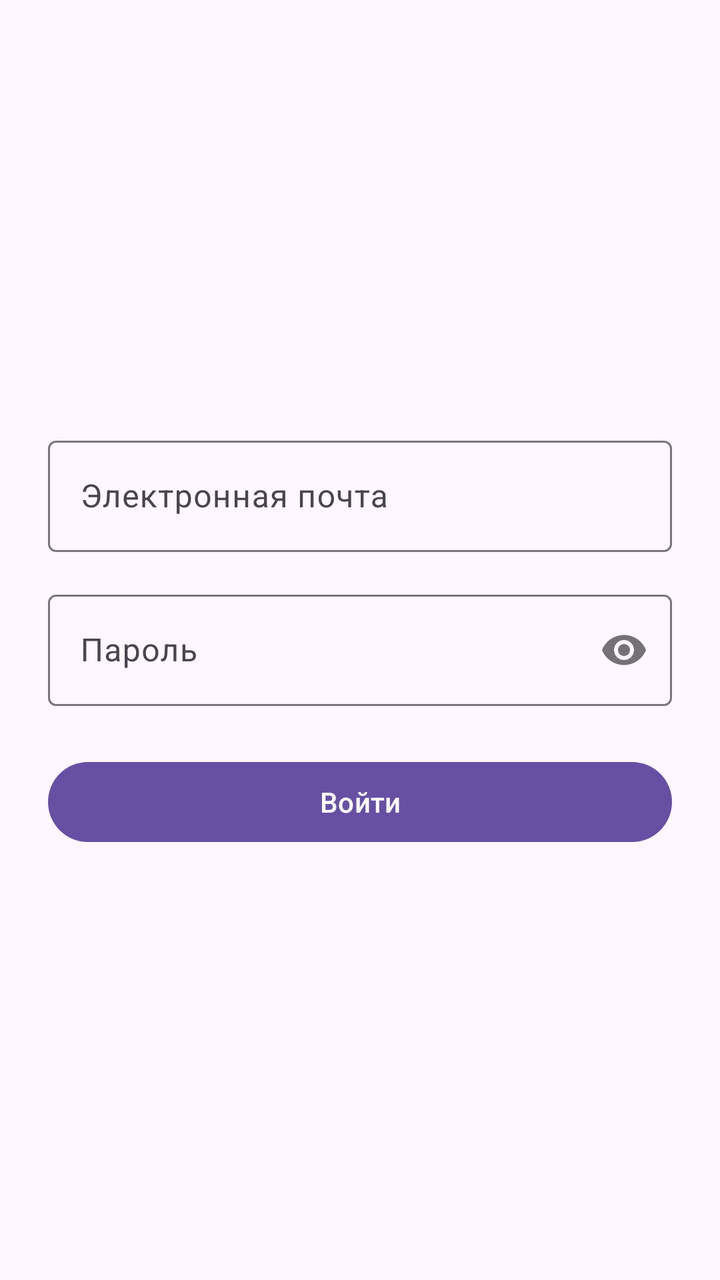
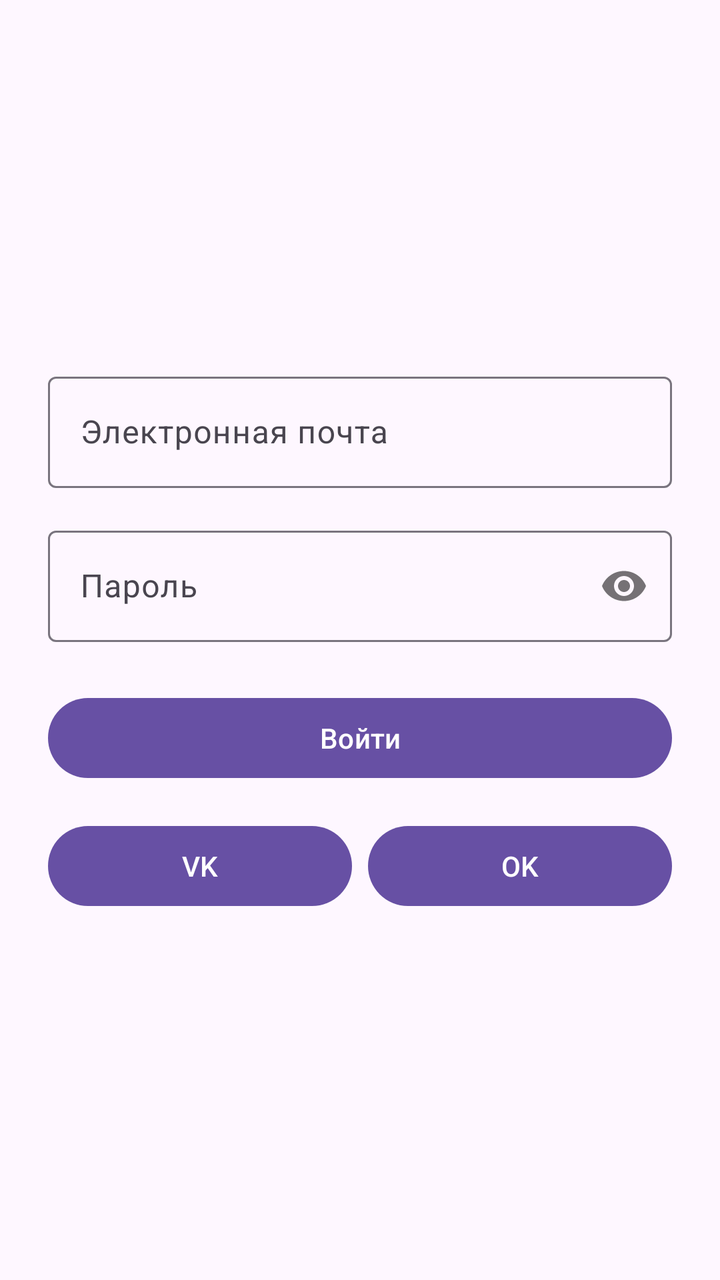

Two renders of the same Android screen: before a commit and after it. Below are the layout's source before the change and the commit's diff.
<!-- AndroidManifest.xml: another module's application theme Theme.EfffectiveMobileTest -->
<!-- res/layout/fragment_login.xml -->
<?xml version="1.0" encoding="utf-8"?>
<LinearLayout xmlns:android="http://schemas.android.com/apk/res/android"
    xmlns:app="http://schemas.android.com/apk/res-auto"
    android:layout_width="match_parent"
    android:layout_height="match_parent"
    android:gravity="center"
    android:orientation="vertical"
    android:padding="24dp">

    <com.google.android.material.textfield.TextInputLayout
        android:layout_width="match_parent"
        android:layout_height="wrap_content"
        android:hint="@string/hint_email"
        android:layout_marginBottom="16dp">

        <com.google.android.material.textfield.TextInputEditText
            android:id="@+id/input_email"
            android:layout_width="match_parent"
            android:layout_height="wrap_content"
            android:inputType="textEmailAddress" />
    </com.google.android.material.textfield.TextInputLayout>

    <com.google.android.material.textfield.TextInputLayout
        android:layout_width="match_parent"
        android:layout_height="wrap_content"
        android:hint="@string/hint_password"
        android:layout_marginBottom="24dp"
        app:passwordToggleEnabled="true">

        <com.google.android.material.textfield.TextInputEditText
            android:id="@+id/input_password"
            android:layout_width="match_parent"
            android:layout_height="wrap_content"
            android:inputType="textPassword" />
    </com.google.android.material.textfield.TextInputLayout>

    <com.google.android.material.button.MaterialButton
        android:id="@+id/button_login"
        android:layout_width="match_parent"
        android:layout_height="wrap_content"
        android:text="@string/button_login" />

</LinearLayout>
<!-- resources referenced by this layout -->
<resources>
  <string name="button_login">Войти</string>
  <string name="hint_email">Электронная почта</string>
  <string name="hint_password">Пароль</string>
  <style name="Theme.EfffectiveMobileTest" parent="Base.Theme.EfffectiveMobileTest" />
  <style name="Base.Theme.EfffectiveMobileTest" parent="Theme.Material3.DayNight.NoActionBar">
          
          
      </style>
</resources>

<!-- the commit's change to res/layout/fragment_login.xml (unified diff, before → after) -->
@@ -40,4 +40,26 @@
         android:layout_height="wrap_content"
         android:text="@string/button_login" />
 
+    <LinearLayout
+        android:layout_width="match_parent"
+        android:layout_height="wrap_content"
+        android:layout_marginTop="16dp"
+        android:orientation="horizontal">
+
+        <com.google.android.material.button.MaterialButton
+            android:id="@+id/button_vk"
+            android:layout_width="0dp"
+            android:layout_height="wrap_content"
+            android:layout_weight="1"
+            android:text="@string/button_vk" />
+
+        <com.google.android.material.button.MaterialButton
+            android:id="@+id/button_ok"
+            android:layout_width="0dp"
+            android:layout_height="wrap_content"
+            android:layout_marginStart="8dp"
+            android:layout_weight="1"
+            android:text="@string/button_ok" />
+    </LinearLayout>
+
 </LinearLayout>
<!-- resource entries referenced after the edit -->
@@ -1,6 +1,8 @@
 <!-- resources referenced by this layout -->
 <resources>
   <string name="button_login">Войти</string>
+  <string name="button_ok">OK</string>
+  <string name="button_vk">VK</string>
   <string name="hint_email">Электронная почта</string>
   <string name="hint_password">Пароль</string>
   <style name="Theme.EfffectiveMobileTest" parent="Base.Theme.EfffectiveMobileTest" />
